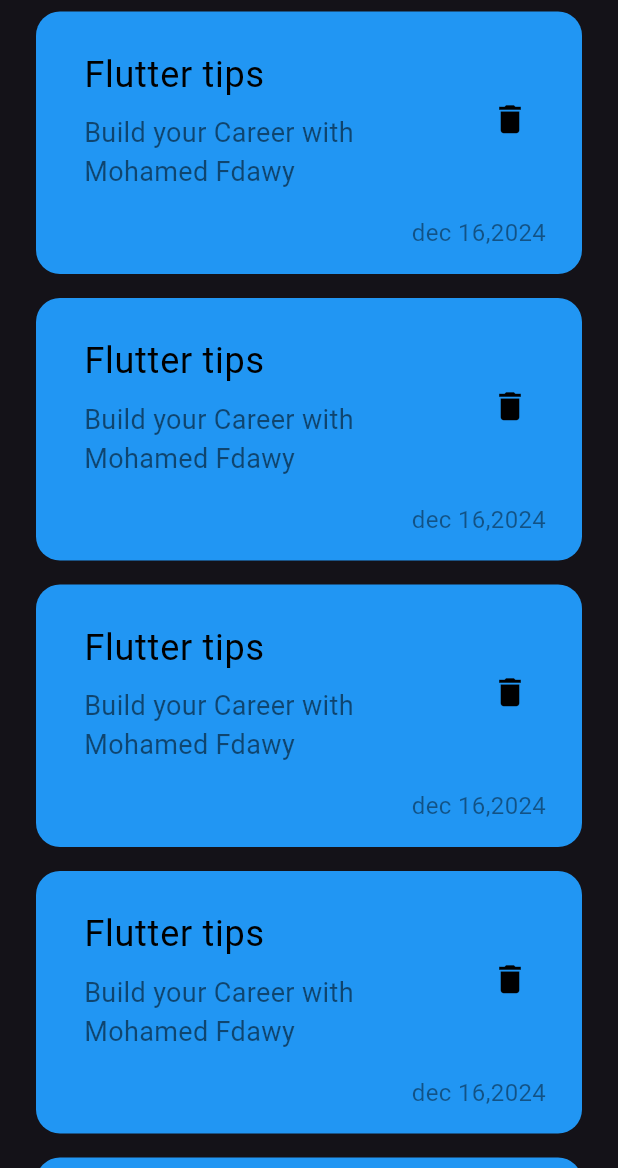
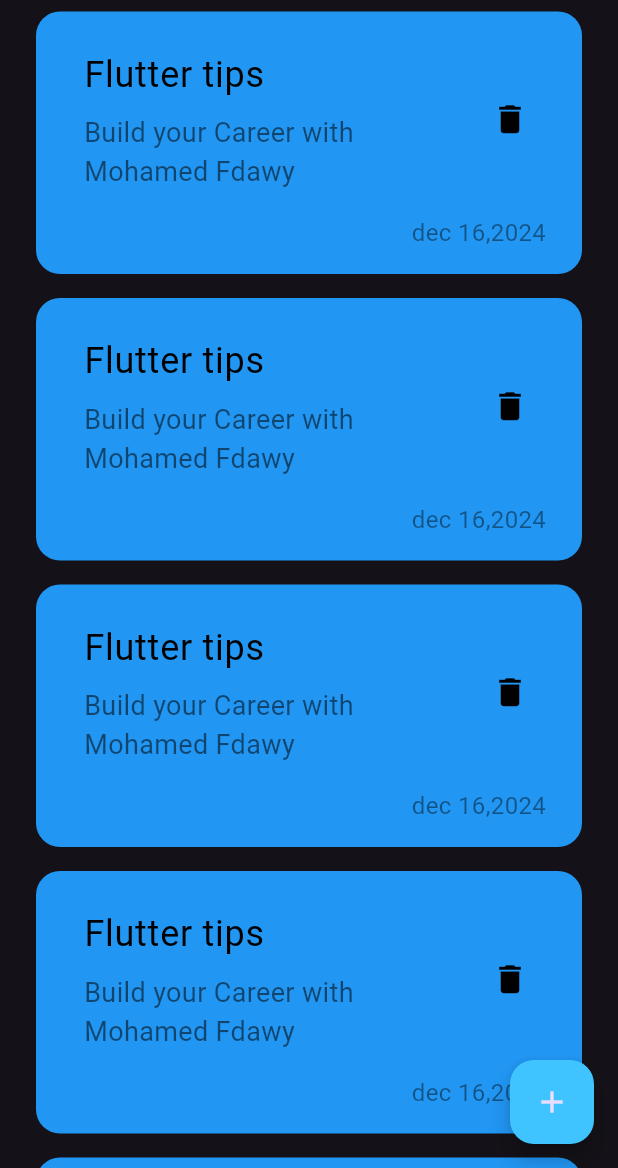
Before and after one commit to MuhamedElfdawy/notes, a Flutter app: the screen it shows after launch, on a phone screen of 412 x 824 dp, the part 68-1236 px from its top. Run offline on Flutter 3.47's test engine with Material 3 defaults, Android fonts, the phone set to English and light mode, and no system bars; Roboto replaces fonts that are missing (Poppins).

Commit message:
adding floating action button

```diff
--- a/lib/Views/notes_view.dart
+++ b/lib/Views/notes_view.dart
@@ -6,8 +6,13 @@ class NotesView extends StatelessWidget {
 
   @override
   Widget build(BuildContext context) {
-    return const Scaffold(
-      body: NotesViewBody(),
+    return Scaffold(
+      body: const NotesViewBody(),
+      floatingActionButton: FloatingActionButton(
+        onPressed: () {},
+        backgroundColor: Colors.lightBlueAccent,
+        child:  const Icon(Icons.add),
+      ),
     );
   }
 }
```
